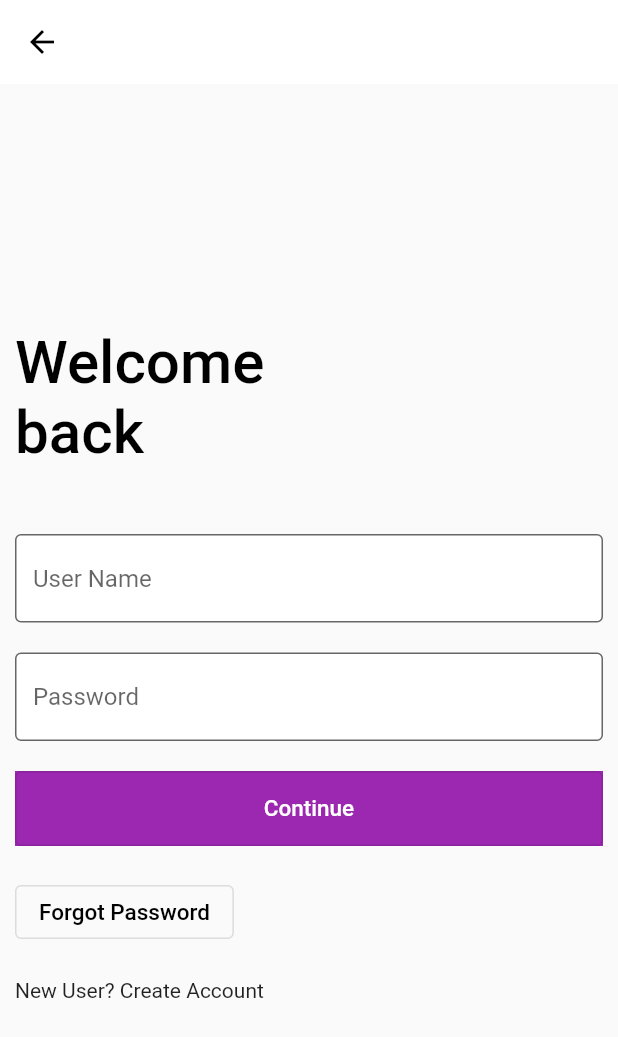
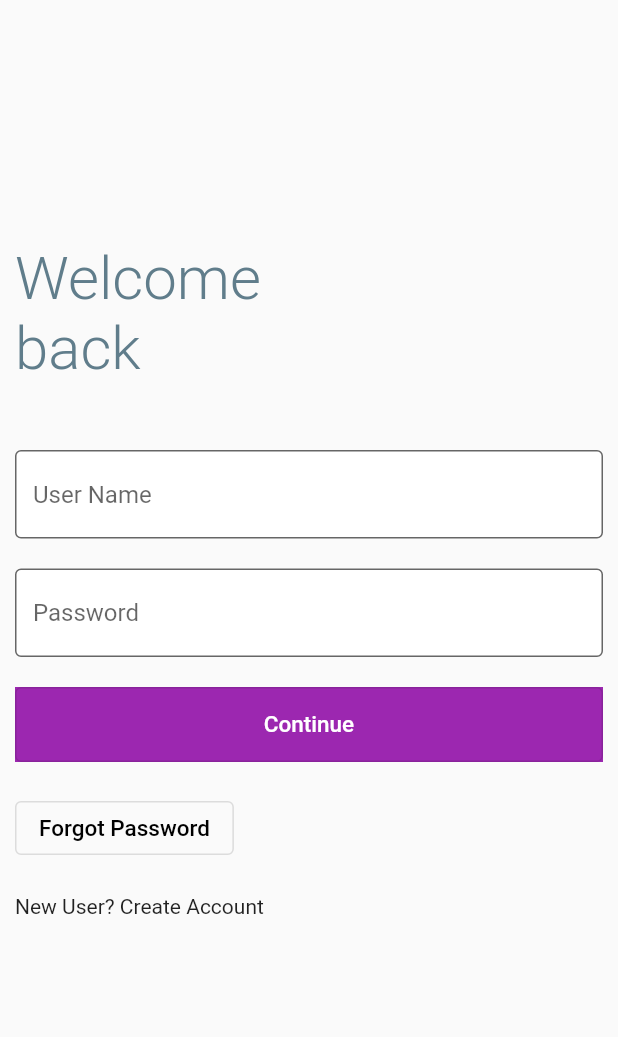
Before and after one commit to william-hatzar/open_banking_app, a Flutter app: the LoginScreen screen opened directly, on a phone screen of 412 x 824 dp. Shown: the top 1037 px of the screen. Run offline on Flutter 3.47's test engine with Material 2 defaults, Android fonts, the phone set to English and light mode, and no system bars.

```diff
--- a/lib/LoginScreen.dart
+++ b/lib/LoginScreen.dart
@@ -10,18 +10,12 @@ class LoginScreen extends StatefulWidget {
 
 class _LoginScreenState extends State<LoginScreen> {
 
-  final _searchController = TextEditingController();
+  final firstInput = TextEditingController();
+  final secondInput = TextEditingController();
 
+  @override
   Widget build(BuildContext context) {
     return Scaffold(
-        appBar: AppBar(
-          elevation: 0,
-          backgroundColor: Colors.white,
-          leading: IconButton(
-            icon: const Icon(Icons.arrow_back, color: Colors.black),
-            onPressed: () => Navigator.of(context).pop(),
-          ),
-        ),
         body: Column(
           crossAxisAlignment: CrossAxisAlignment.start,
           children: [
@@ -37,7 +31,7 @@ class _LoginScreenState extends State<LoginScreen> {
                 child: const Center(
                   child: Text(
                       "Welcome back",
-                      style: TextStyle( color: Colors.black, fontSize: 40, fontFamily: "Sans-serif", fontWeight: FontWeight.w500)
+                      style: TextStyle( color: Colors.blueGrey, fontSize: 40, fontFamily: "Sans-serif", fontWeight: FontWeight.w300)
                   ),
                 ),
               ),
@@ -45,7 +39,7 @@ class _LoginScreenState extends State<LoginScreen> {
             Padding(
               padding: const EdgeInsets.all(10),
               child: TextField(
-                controller: _searchController,
+                controller: firstInput,
                 decoration: const InputDecoration(
                     filled: true,
                     fillColor: Colors.white,
@@ -55,10 +49,10 @@ class _LoginScreenState extends State<LoginScreen> {
               ),
             ),
             const Padding(
-              padding: EdgeInsets.all(10),
+              padding:  EdgeInsets.all(10),
               child: TextField(
                 obscureText: true,
-                decoration: InputDecoration(
+                decoration:  InputDecoration(
                     filled: true,
                     fillColor: Colors.white,
                     border: OutlineInputBorder(),
@@ -77,7 +71,7 @@ class _LoginScreenState extends State<LoginScreen> {
                   child: OutlinedButton(
                     onPressed: () {
                       Navigator.push(
-                          context, MaterialPageRoute(builder: (_) => BankingView( )));
+                          context, MaterialPageRoute(builder: (_) => BankingView(firstName: firstInput.text)));
                     },
                     child: const Text(
                       'Continue',
```
Also changed, not shown: lib/HomeScreen.dart (+4 -4 lines), lib/main.dart (+30 -42 lines).
